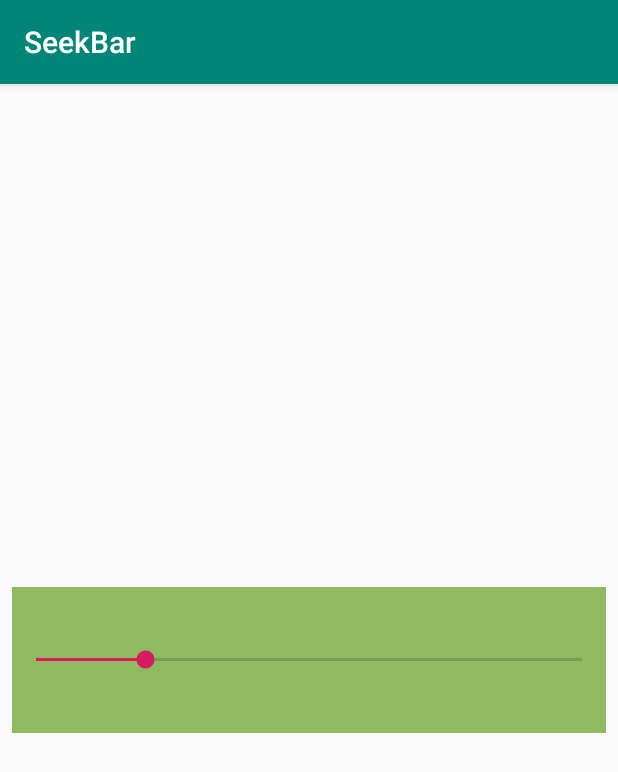
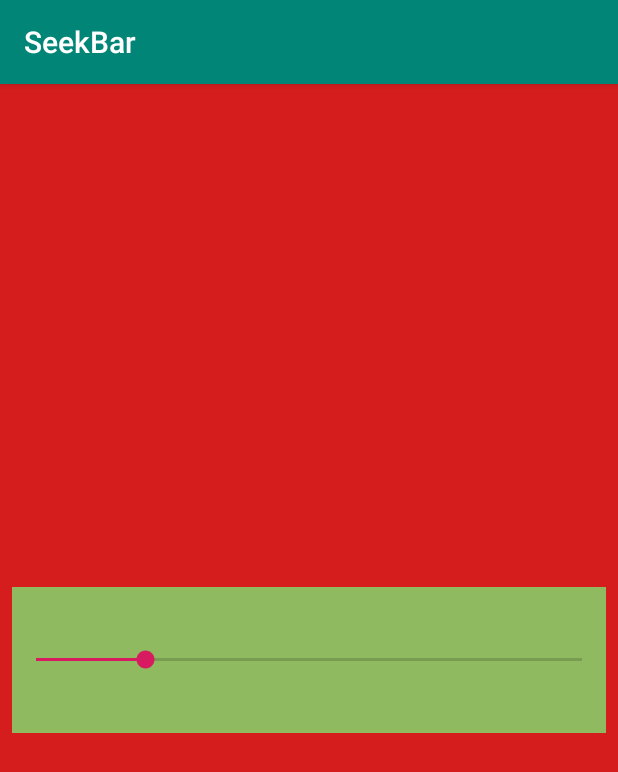
Before and after one commit to hamizkhan/SeekBar, an Android app: the screen it shows after launch (MainActivity), on a phone screen of 412 x 824 dp. Shown: the top 772 px of the screen. Run offline under Robolectric (Android 15) with nearby library versions, the phone set to English and light mode, and no system bars.

Commit message:
Referenced SeekBar color instead of hard coding it

```diff
--- a/app/src/main/java/com/example/hamiz/seekbar/MainActivity.java
+++ b/app/src/main/java/com/example/hamiz/seekbar/MainActivity.java
@@ -4,6 +4,7 @@ import android.support.v7.app.AppCompatActivity;
 import android.os.Bundle;
 import android.widget.SeekBar;
 import android.widget.Toast;
+
 
 public class MainActivity extends AppCompatActivity
 {
--- a/app/src/main/res/layout/activity_main.xml
+++ b/app/src/main/res/layout/activity_main.xml
@@ -4,6 +4,7 @@
     xmlns:tools="http://schemas.android.com/tools"
     android:layout_width="match_parent"
     android:layout_height="match_parent"
+    android:background="@color/backgroundColor"
     tools:context=".MainActivity">
 
     <SeekBar
@@ -16,7 +17,7 @@
         android:layout_marginEnd="8dp"
         android:layout_marginRight="8dp"
         android:layout_marginBottom="8dp"
-        android:background="#8fba5f"
+        android:background="@color/colorApp"
         android:max="100"
         android:progress="20"
         app:layout_constraintBottom_toBottomOf="parent"
--- a/app/src/main/res/values/colors.xml
+++ b/app/src/main/res/values/colors.xml
@@ -3,4 +3,6 @@
     <color name="colorPrimary">#008577</color>
     <color name="colorPrimaryDark">#00574B</color>
     <color name="colorAccent">#D81B60</color>
+    <color name="colorApp">#8fba5f</color>
+    <color name="backgroundColor">#d61d1d</color>
 </resources>
```
